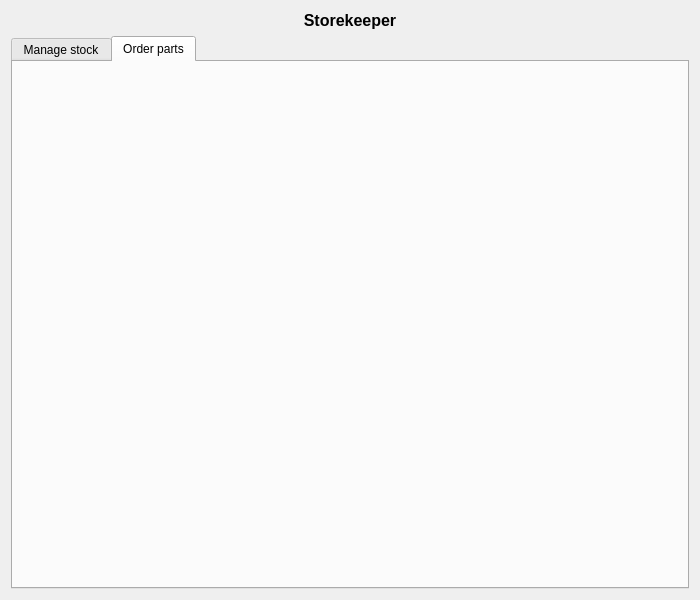
Old version of the form reparationGarage/dialogmagasinier.ui in the repository EquipeNord/reparationVroumVroum.
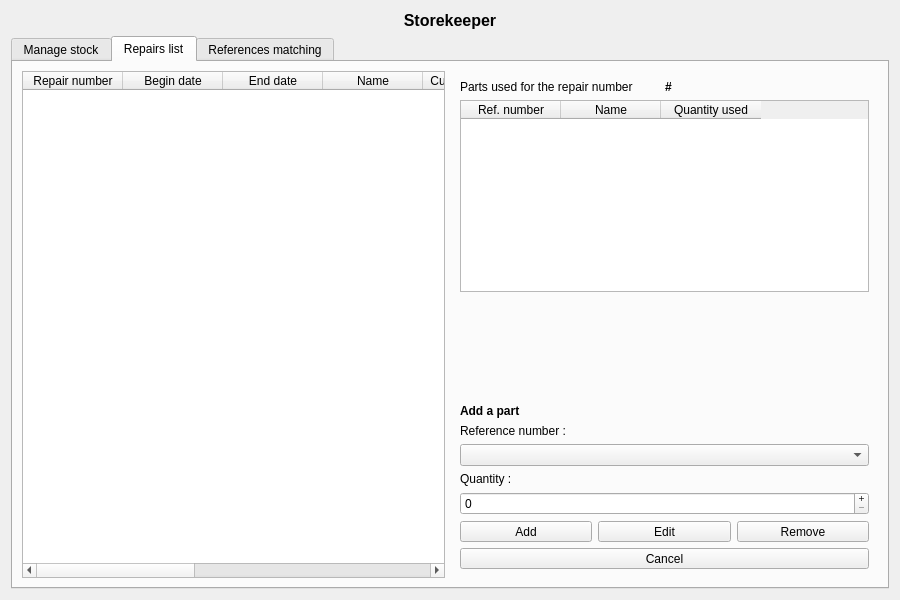
New version of the form. The open tabs and pages were chosen to show the change. Icons and pictures are not drawn.

Commit message: tentative de commit fichiers magasinier

Diff of the .ui file:
```diff
--- a/reparationGarage/dialogmagasinier.ui
+++ b/reparationGarage/dialogmagasinier.ui
@@ -6,13 +6,13 @@
    <rect>
     <x>0</x>
     <y>0</y>
-    <width>700</width>
+    <width>900</width>
     <height>600</height>
    </rect>
   </property>
   <property name="minimumSize">
    <size>
-    <width>700</width>
+    <width>900</width>
     <height>600</height>
    </size>
   </property>
@@ -311,8 +311,452 @@
      </widget>
      <widget class="QWidget" name="tabOrderParts">
       <attribute name="title">
-       <string>Order parts</string>
+       <string>Repairs list</string>
       </attribute>
+      <layout class="QHBoxLayout" name="horizontalLayout_3">
+       <item>
+        <widget class="QTableWidget" name="tableWidgetRepairsList">
+         <property name="tabKeyNavigation">
+          <bool>false</bool>
+         </property>
+         <property name="alternatingRowColors">
+          <bool>true</bool>
+         </property>
+         <property name="selectionMode">
+          <enum>QAbstractItemView::SingleSelection</enum>
+         </property>
+         <property name="selectionBehavior">
+          <enum>QAbstractItemView::SelectRows</enum>
+         </property>
+         <attribute name="verticalHeaderVisible">
+          <bool>false</bool>
+         </attribute>
+         <column>
+          <property name="text">
+           <string>Repair number</string>
+          </property>
+         </column>
+         <column>
+          <property name="text">
+           <string>Begin date</string>
+          </property>
+         </column>
+         <column>
+          <property name="text">
+           <string>End date</string>
+          </property>
+         </column>
+         <column>
+          <property name="text">
+           <string>Name</string>
+          </property>
+         </column>
+         <column>
+          <property name="text">
+           <string>Customer name</string>
+          </property>
+         </column>
+         <column>
+          <property name="text">
+           <string>Repairer</string>
+          </property>
+         </column>
+         <column>
+          <property name="text">
+           <string>Vehicle brand</string>
+          </property>
+         </column>
+         <column>
+          <property name="text">
+           <string>Vehicle model</string>
+          </property>
+         </column>
+         <column>
+          <property name="text">
+           <string>Vehicle number plate</string>
+          </property>
+         </column>
+         <column>
+          <property name="text">
+           <string>Duration (hours)</string>
+          </property>
+         </column>
+        </widget>
+       </item>
+       <item>
+        <widget class="QWidget" name="widgetPartsUsed" native="true">
+         <property name="minimumSize">
+          <size>
+           <width>427</width>
+           <height>0</height>
+          </size>
+         </property>
+         <property name="maximumSize">
+          <size>
+           <width>300</width>
+           <height>16777215</height>
+          </size>
+         </property>
+         <layout class="QVBoxLayout" name="verticalLayout_3">
+          <item>
+           <layout class="QHBoxLayout" name="horizontalLayout_5">
+            <property name="spacing">
+             <number>0</number>
+            </property>
+            <item>
+             <widget class="QLabel" name="label_3">
+              <property name="font">
+               <font>
+                <weight>50</weight>
+                <bold>false</bold>
+               </font>
+              </property>
+              <property name="text">
+               <string>Parts used for the repair number </string>
+              </property>
+             </widget>
+            </item>
+            <item>
+             <widget class="QLabel" name="labelRepairNumber">
+              <property name="font">
+               <font>
+                <weight>75</weight>
+                <bold>true</bold>
+               </font>
+              </property>
+              <property name="text">
+               <string>#</string>
+              </property>
+             </widget>
+            </item>
+           </layout>
+          </item>
+          <item>
+           <widget class="QTableWidget" name="tableWidgetPartsUsed">
+            <property name="tabKeyNavigation">
+             <bool>false</bool>
+            </property>
+            <property name="alternatingRowColors">
+             <bool>true</bool>
+            </property>
+            <property name="selectionMode">
+             <enum>QAbstractItemView::SingleSelection</enum>
+            </property>
+            <property name="selectionBehavior">
+             <enum>QAbstractItemView::SelectRows</enum>
+            </property>
+            <attribute name="verticalHeaderVisible">
+             <bool>false</bool>
+            </attribute>
+            <column>
+             <property name="text">
+              <string>Ref. number</string>
+             </property>
+            </column>
+            <column>
+             <property name="text">
+              <string>Name</string>
+             </property>
+            </column>
+            <column>
+             <property name="text">
+              <string>Quantity used</string>
+             </property>
+            </column>
+           </widget>
+          </item>
+          <item>
+           <spacer name="verticalSpacer_2">
+            <property name="orientation">
+             <enum>Qt::Vertical</enum>
+            </property>
+            <property name="sizeHint" stdset="0">
+             <size>
+              <width>20</width>
+              <height>40</height>
+             </size>
+            </property>
+           </spacer>
+          </item>
+          <item>
+           <widget class="QLabel" name="labelRepairAddPArt">
+            <property name="font">
+             <font>
+              <weight>75</weight>
+              <bold>true</bold>
+             </font>
+            </property>
+            <property name="text">
+             <string>Add a part</string>
+            </property>
+           </widget>
+          </item>
+          <item>
+           <widget class="QLabel" name="labelRefList">
+            <property name="text">
+             <string>Reference number :</string>
+            </property>
+           </widget>
+          </item>
+          <item>
+           <widget class="QComboBox" name="comboBoxParts"/>
+          </item>
+          <item>
+           <widget class="QLabel" name="labelQteList">
+            <property name="text">
+             <string>Quantity :</string>
+            </property>
+           </widget>
+          </item>
+          <item>
+           <widget class="QSpinBox" name="spinBoxPartsQuantity">
+            <property name="buttonSymbols">
+             <enum>QAbstractSpinBox::PlusMinus</enum>
+            </property>
+           </widget>
+          </item>
+          <item>
+           <widget class="QWidget" name="widget_2" native="true">
+            <layout class="QHBoxLayout" name="horizontalLayout_4">
+             <property name="leftMargin">
+              <number>0</number>
+             </property>
+             <property name="topMargin">
+              <number>0</number>
+             </property>
+             <property name="rightMargin">
+              <number>0</number>
+             </property>
+             <property name="bottomMargin">
+              <number>0</number>
+             </property>
+             <item>
+              <widget class="QToolButton" name="toolButtonAddToRepair">
+               <property name="sizePolicy">
+                <sizepolicy hsizetype="Expanding" vsizetype="Fixed">
+                 <horstretch>0</horstretch>
+                 <verstretch>0</verstretch>
+                </sizepolicy>
+               </property>
+               <property name="text">
+                <string>Add</string>
+               </property>
+               <property name="icon">
+                <iconset resource="icons.qrc">
+                 <normaloff>:/icons/add.png</normaloff>:/icons/add.png</iconset>
+               </property>
+               <property name="iconSize">
+                <size>
+                 <width>32</width>
+                 <height>32</height>
+                </size>
+               </property>
+               <property name="toolButtonStyle">
+                <enum>Qt::ToolButtonTextUnderIcon</enum>
+               </property>
+              </widget>
+             </item>
+             <item>
+              <widget class="QToolButton" name="toolButtonEditToRepair">
+               <property name="sizePolicy">
+                <sizepolicy hsizetype="Expanding" vsizetype="Fixed">
+                 <horstretch>0</horstretch>
+                 <verstretch>0</verstretch>
+                </sizepolicy>
+               </property>
+               <property name="text">
+                <string>Edit</string>
+               </property>
+               <property name="icon">
+                <iconset resource="icons.qrc">
+                 <normaloff>:/icons/edit.png</normaloff>:/icons/edit.png</iconset>
+               </property>
+               <property name="iconSize">
+                <size>
+                 <width>32</width>
+                 <height>32</height>
+                </size>
+               </property>
+               <property name="toolButtonStyle">
+                <enum>Qt::ToolButtonTextUnderIcon</enum>
+               </property>
+              </widget>
+             </item>
+             <item>
+              <widget class="QToolButton" name="toolButtonRemoveToRepair">
+               <property name="sizePolicy">
+                <sizepolicy hsizetype="Expanding" vsizetype="Fixed">
+                 <horstretch>0</horstretch>
+                 <verstretch>0</verstretch>
+                </sizepolicy>
+               </property>
+               <property name="text">
+                <string>Remove</string>
+               </property>
+               <property name="icon">
+                <iconset resource="icons.qrc">
+                 <normaloff>:/icons/remove.png</normaloff>:/icons/remove.png</iconset>
+               </property>
+               <property name="iconSize">
+                <size>
+                 <width>32</width>
+                 <height>32</height>
+                </size>
+               </property>
+               <property name="toolButtonStyle">
+                <enum>Qt::ToolButtonTextUnderIcon</enum>
+               </property>
+              </widget>
+             </item>
+            </layout>
+           </widget>
+          </item>
+          <item>
+           <widget class="QToolButton" name="toolButtonCancelToRepair">
+            <property name="sizePolicy">
+             <sizepolicy hsizetype="Expanding" vsizetype="Fixed">
+              <horstretch>0</horstretch>
+              <verstretch>0</verstretch>
+             </sizepolicy>
+            </property>
+            <property name="text">
+             <string>Cancel</string>
+            </property>
+            <property name="icon">
+             <iconset resource="icons.qrc">
+              <normaloff>:/icons/cancel.png</normaloff>:/icons/cancel.png</iconset>
+            </property>
+            <property name="toolButtonStyle">
+             <enum>Qt::ToolButtonTextBesideIcon</enum>
+            </property>
+           </widget>
+          </item>
+         </layout>
+        </widget>
+       </item>
+      </layout>
+     </widget>
+     <widget class="QWidget" name="tabRefMatching">
+      <attribute name="title">
+       <string>References matching</string>
+      </attribute>
+      <layout class="QVBoxLayout" name="verticalLayout_4">
+       <item>
+        <widget class="QLabel" name="label">
+         <property name="font">
+          <font>
+           <weight>75</weight>
+           <bold>true</bold>
+          </font>
+         </property>
+         <property name="text">
+          <string>Filter results</string>
+         </property>
+        </widget>
+       </item>
+       <item>
+        <layout class="QHBoxLayout" name="horizontalLayout_8">
+         <item>
+          <layout class="QHBoxLayout" name="horizontalLayout_6">
+           <item>
+            <widget class="QLabel" name="labelRefMatch">
+             <property name="text">
+              <string>Ref. number :</string>
+             </property>
+            </widget>
+           </item>
+           <item>
+            <widget class="QLineEdit" name="lineEditRefMatch"/>
+           </item>
+           <item>
+            <widget class="QPushButton" name="pushButton">
+             <property name="text">
+              <string/>
+             </property>
+             <property name="icon">
+              <iconset resource="icons.qrc">
+               <normaloff>:/icons/cancel.png</normaloff>:/icons/cancel.png</iconset>
+             </property>
+             <property name="flat">
+              <bool>true</bool>
+             </property>
+            </widget>
+           </item>
+          </layout>
+         </item>
+         <item>
+          <layout class="QHBoxLayout" name="horizontalLayout_7">
+           <item>
+            <widget class="QLabel" name="labelSupplierMatch">
+             <property name="text">
+              <string>Supplier :</string>
+             </property>
+            </widget>
+           </item>
+           <item>
+            <widget class="QComboBox" name="comboBoxSupplierMatch">
+             <property name="sizePolicy">
+              <sizepolicy hsizetype="Expanding" vsizetype="Fixed">
+               <horstretch>0</horstretch>
+               <verstretch>0</verstretch>
+              </sizepolicy>
+             </property>
+            </widget>
+           </item>
+          </layout>
+         </item>
+        </layout>
+       </item>
+       <item>
+        <widget class="QTableWidget" name="tableWidgetRefMatching">
+         <property name="tabKeyNavigation">
+          <bool>false</bool>
+         </property>
+         <property name="alternatingRowColors">
+          <bool>true</bool>
+         </property>
+         <property name="selectionMode">
+          <enum>QAbstractItemView::SingleSelection</enum>
+         </property>
+         <property name="selectionBehavior">
+          <enum>QAbstractItemView::SelectRows</enum>
+         </property>
+         <attribute name="verticalHeaderVisible">
+          <bool>false</bool>
+         </attribute>
+         <column>
+          <property name="text">
+           <string>Internal ref. number</string>
+          </property>
+         </column>
+         <column>
+          <property name="text">
+           <string>Name</string>
+          </property>
+         </column>
+         <column>
+          <property name="text">
+           <string>Supplier name</string>
+          </property>
+         </column>
+         <column>
+          <property name="text">
+           <string>Supplier ref. number</string>
+          </property>
+         </column>
+         <column>
+          <property name="text">
+           <string>Supplier phone number</string>
+          </property>
+         </column>
+         <column>
+          <property name="text">
+           <string>Supplier e-mail address</string>
+          </property>
+         </column>
+        </widget>
+       </item>
+      </layout>
      </widget>
     </widget>
    </item>
```
Left out of the diff: 72 changed lines with no effect on the pictures. The commit also changes 2 other files.
